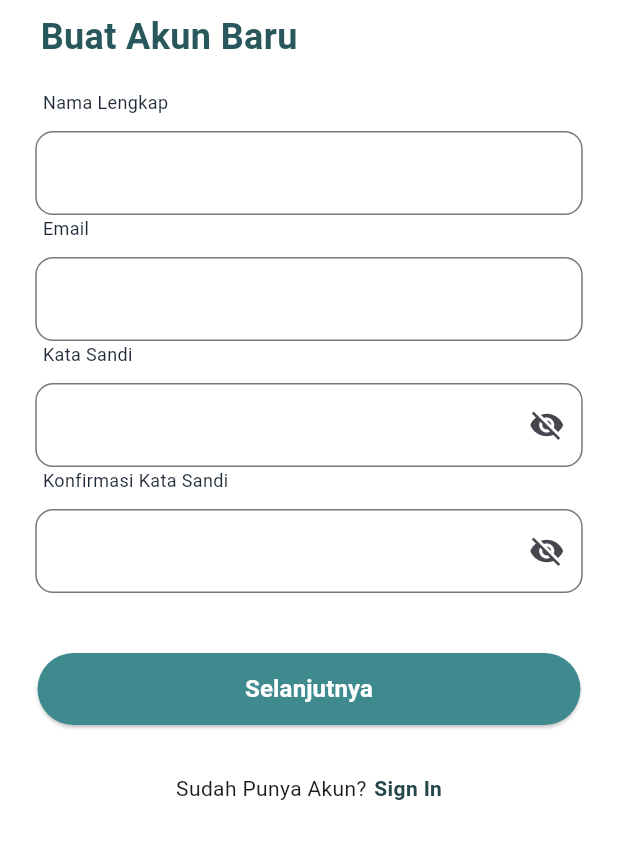
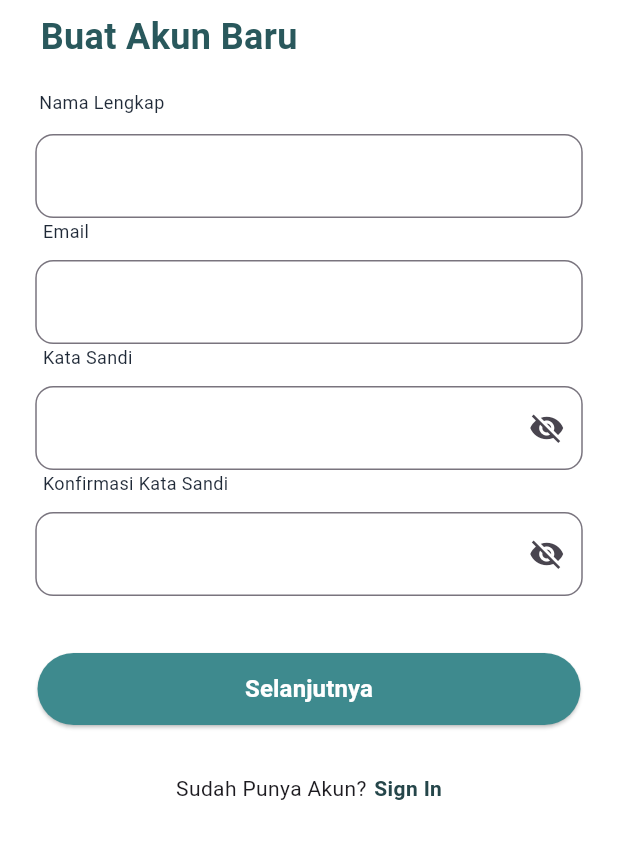
Before and after one commit to kevinnsrt/pakailagi.id, a Flutter app: the RegisterPage screen opened directly, on a phone screen of 412 x 824 dp, the part 166-1025 px from its top. Run offline on Flutter 3.47's test engine with Material 3 defaults, Android fonts, the light colour scheme and no system bars; our stand-ins replace firebase_auth, firebase_core; missing offline and left inert: smooth_transition; accounts and stored records are empty.

```diff
--- a/lib/dashboard/home.dart
+++ b/lib/dashboard/home.dart
@@ -54,6 +54,9 @@ class _HomePageState extends State<HomePage> {
             ),
 
             GestureDetector(
+              onTap: (){
+
+              },
                 child: Column(
                   mainAxisAlignment: MainAxisAlignment.center,
                   crossAxisAlignment: CrossAxisAlignment.center,
--- a/lib/login-register/register/register.dart
+++ b/lib/login-register/register/register.dart
@@ -64,10 +64,10 @@ class _RegisterPageState extends State<RegisterPage> {
                   child: Column(
                     children: [
                       Column(
-                        spacing: 8,
+                        spacing: 10,
                         children: [
                           SizedBox(
-                          width:355,
+                          width:360,
                             height: 20,
                             child: Text("Nama Lengkap",style: TextStyle(color: AppColors.grayscale800,fontSize: 12),),
                           ),
```
